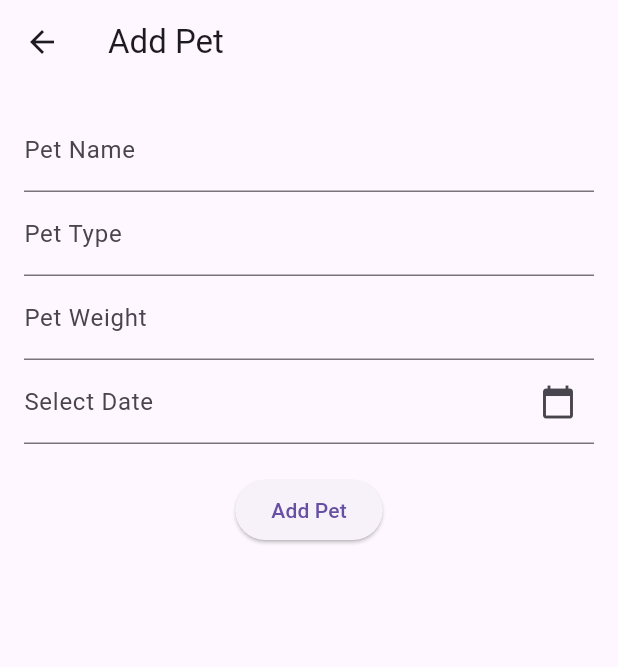
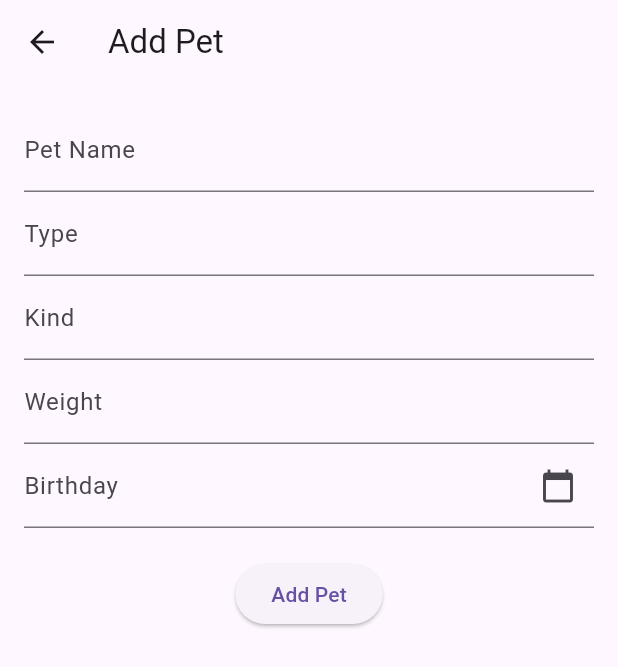
Before and after one commit to TokyoShisenGroup/AiPet, a Flutter app: the screen it shows after launch, item 2 of the bottom bar chosen, after a tap on the "add" icon, on a phone screen of 412 x 824 dp. Shown: the top 667 px of the screen. Run offline on Flutter 3.47's test engine with Material 3 defaults, Android fonts, the phone set to English and light mode, and no system bars; missing offline and left inert: dart:ffi; network calls fail.

Commit message:
前后端通信还在debug

```diff
--- a/lib/PetPage/add_pet_page.dart
+++ b/lib/PetPage/add_pet_page.dart
@@ -1,7 +1,10 @@
 import 'package:flutter/material.dart';
+import 'package:aipet/Utility/typedefinition.dart';
+import 'package:aipet/PetPage/pet_management_page.dart';
 class AddPetPage extends StatelessWidget {
   final TextEditingController _nameController = TextEditingController();
   final TextEditingController _typeController = TextEditingController();
+  final TextEditingController _kindController = TextEditingController();
   final TextEditingController _weightController = TextEditingController();
   final TextEditingController _birthdayController = TextEditingController();
 
@@ -18,26 +21,69 @@ class AddPetPage extends StatelessWidget {
         padding: const EdgeInsets.all(16.0),
         child: Column(
           children: [
-            TextField(
+            TextFormField(
               controller: _nameController,
               decoration: const InputDecoration(labelText: 'Pet Name'),
+              validator: (value) {
+                  if (value == null || value.isEmpty) {
+                    return 'Please enter name';
+                  }
+                  return null;
+                },
             ),
-            TextField(
-              controller: _typeController,
-              decoration: const InputDecoration(labelText: 'Pet Type'),
+            TextFormField(
+                controller: _typeController,
+                decoration: const InputDecoration(labelText: 'Type'),
+                validator: (value) {
+                  if (value == null || value.isEmpty) {
+                    return 'Please enter a type';
+                  }
+                  return null;
+                },
             ),
-            TextField(
-              controller: _weightController,
-              decoration: const InputDecoration(labelText: 'Pet Weight'),
-            ),
+            TextFormField(
+                controller: _kindController,
+                decoration: const InputDecoration(labelText: 'Kind'),
+                validator: (value) {
+                  if (value == null || value.isEmpty) {
+                    return 'Please enter kind';
+                  }
+                  return null;
+                },
+              ),
+            TextFormField(
+                controller: _weightController,
+                decoration: const InputDecoration(labelText: 'Weight'),
+                keyboardType: TextInputType.number,
+                validator: (value) {
+                  if (value == null || value.isEmpty) {
+                    return 'Please enter a weight';
+                  }
+                  return null;
+                },
+              ),
             DateSelector(
               controller: _birthdayController,
+
             ),
             const SizedBox(height: 20),
             ElevatedButton(
               onPressed: () {
+                final String name = _nameController.text;
+                final String type = _typeController.text;
+                final String kind = _kindController.text;
+                final double weight = double.parse(_weightController.text);
+                final DateTime birthday = DateTime.parse(_birthdayController.text);
+
+                final Pet newPet = Pet(
+                  name: name,
+                  type: type,
+                  kind: kind,
+                  weight: weight,
+                  birthday: birthday,
+                );
                 // Add pet to the list
-                Navigator.pop(context);
+                Navigator.pop(context, newPet);
               },
               child: const Text('Add Pet'),
             ),
@@ -62,7 +108,7 @@ class _DateSelectorState extends State<DateSelector> {
       controller: widget.controller,
       readOnly: true,
       decoration: InputDecoration(
-        labelText: 'Select Date',
+        labelText: 'Birthday',
         suffixIcon: Icon(Icons.calendar_today),
       ),
       onTap: () async {
--- a/lib/PetPage/pet_detail_page.dart
+++ b/lib/PetPage/pet_detail_page.dart
@@ -1,6 +1,6 @@
 import 'package:flutter/material.dart';
 import 'package:aipet/Utility/typedefinition.dart'; // Import the typedefinition.dart file
-
+import 'package:aipet/PetPage/add_pet_page.dart'; // Import the http.dart file
 class PetDetailPage extends StatefulWidget {
   final Pet pet;
 
--- a/lib/PetPage/pet_management_page.dart
+++ b/lib/PetPage/pet_management_page.dart
@@ -1,16 +1,44 @@
+import 'package:aipet/Utility/http.dart';
 import 'package:flutter/material.dart';
 import 'add_pet_page.dart';
 import 'pet_detail_page.dart';
 import "package:aipet/Utility/typedefinition.dart";
+import 'package:http/http.dart' as http;
+import 'dart:convert';
 
-class PetManagementPage extends StatelessWidget {
-  final List<Pet> pets = [
-    Pet(name: 'Buddy', type: 'Dog', weight: 5.00, birthday: DateTime(2021, 3, 6)),
-    Pet(name: 'Mittens', type: 'Cat', weight: 6.00, birthday: DateTime(2022, 8, 4)),
-    Pet(name: 'Leo', type: 'HakiRen', weight: 75.00, birthday: DateTime(2001, 1, 27)),
+class PetManagementPage extends StatefulWidget {
+  PetManagementPage({super.key});
+
+  @override
+  _PetManagementPageState createState() => _PetManagementPageState();
+}
+
+
+class _PetManagementPageState extends State<PetManagementPage> {
+  List<Pet> pets = [
+    Pet(name: 'Buddy', type: 'Dog', kind: 'demu', weight: 5.00, birthday: DateTime(2021, 3, 6)),
+    Pet(name: 'Mittens', type: 'Cat', kind: 'meiduan', weight: 6.00, birthday: DateTime(2022, 8, 4)),
+    Pet(name: 'Leo', type: 'HakiRen', weight: 75.00, kind: 'shinajin', birthday: DateTime(2001, 1, 27)),
   ];
 
- PetManagementPage({super.key});
+
+  void addPet(Pet pet) {
+    setState(() {
+      pets.add(pet);
+    });
+  }
+
+  Future<void> _navigateToAddPetPage() async {
+    final Pet? newPet = await Navigator.push(
+      context,
+      MaterialPageRoute(builder: (context) => AddPetPage()),
+    );
+
+    if (newPet != null) {
+      addPet(newPet);
+      savePetToBackend(newPet);
+    }
+  }
 
   @override
   Widget build(BuildContext context) {
@@ -21,10 +49,7 @@ class PetManagementPage extends StatelessWidget {
           IconButton(
             icon: const Icon(Icons.add),
             onPressed: () {
-              Navigator.push(
-                context,
-                MaterialPageRoute(builder: (context) => AddPetPage()),
-              );
+              _navigateToAddPetPage();
             },
           ),
         ],
@@ -36,7 +61,7 @@ class PetManagementPage extends StatelessWidget {
           return ListTile(
             leading: const Icon(Icons.pets),
             title: Text(pet.name),
-            subtitle: Text(pet.type),
+            subtitle: Text('${pet.type} - ${pet.kind}'),
             onTap: () {
               Navigator.push(
                 context,
--- a/lib/Utility/typedefinition.dart
+++ b/lib/Utility/typedefinition.dart
@@ -28,9 +28,18 @@ class Message {
 class Pet {
   String    name;
   String    type;
-  double     weight;
+  String    kind;
+  double    weight;
   DateTime  birthday;
-  Pet({required this.name, required this.type, required this.weight, required this.birthday});
+  Pet({required this.name, required this.type, required this.kind, required this.weight, required this.birthday});
+  Map<String, dynamic> toJson() => {
+    'name': name,
+    'type': type,
+    'kind': kind,
+    'weight': weight,
+    'birthday': birthday.toIso8601String(),
+    'OwnerName':'Mitsuhiro',
+  };
 }
 
 class Reminder {
```
Also changed, not shown: lib/Utility/http.dart (+23 -1 lines).
